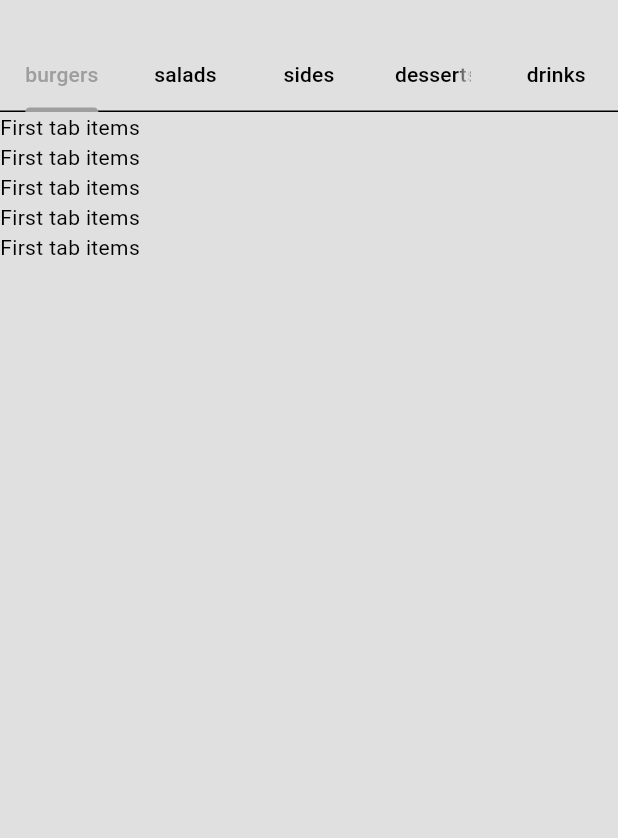
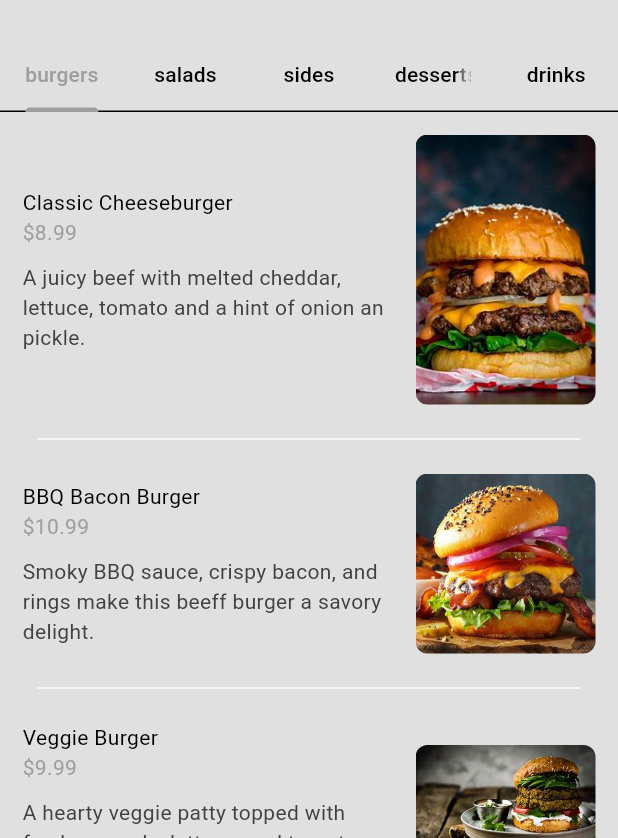
Before and after one commit to R-Htu/deliveryapp, a Flutter app: the screen it shows after launch, after a tap on "Sign In", on a phone screen of 412 x 824 dp, the part 398-1236 px from its top. Run offline on Flutter 3.47's test engine with Material 3 defaults, Android fonts, the phone set to English and light mode, and no system bars.

Commit message:
food page added

```diff
--- a/lib/components/my_button.dart
+++ b/lib/components/my_button.dart
@@ -3,7 +3,12 @@ import 'package:flutter/material.dart';
 class MyButton extends StatelessWidget {
   final Function()? onTap;
   final String text;
-  const MyButton({super.key, required this.text, required this.onTap});
+  final style;
+  const MyButton(
+      {super.key,
+      required this.text,
+      required this.style,
+      required this.onTap});
 
   @override
   Widget build(BuildContext context) {
--- /dev/null
+++ b/lib/components/my_food_tile.dart
@@ -0,0 +1,67 @@
+import 'package:deliveryapp/models/food.dart';
+import 'package:flutter/material.dart';
+
+class MyFoodTile extends StatelessWidget {
+  final Food food;
+  final void Function()? onTap;
+  const MyFoodTile({super.key, required this.food, required this.onTap});
+
+  @override
+  Widget build(BuildContext context) {
+    return Column(
+      children: [
+        GestureDetector(
+          onTap: onTap,
+          child: Padding(
+            padding: const EdgeInsets.all(15.0),
+            child: Row(
+              children: [
+                Expanded(
+                  child: Column(
+                    crossAxisAlignment: CrossAxisAlignment.start,
+                    children: [
+                      // Text food details
+                      Text(food.name),
+                      Text(
+                        '\$${food.price}',
+                        style: TextStyle(
+                          color: Theme.of(context).colorScheme.primary,
+                        ),
+                      ),
+                      const SizedBox(
+                        height: 10,
+                      ),
+                      Text(
+                        food.description,
+                        style: TextStyle(
+                          color: Theme.of(context).colorScheme.inversePrimary,
+                        ),
+                      ),
+                    ],
+                  ),
+                ),
+                const SizedBox(
+                  width: 15,
+                ),
+                // food image
+                ClipRRect(
+                  borderRadius: BorderRadius.circular(8),
+                  child: Image.asset(
+                    food.imagePath,
+                    width: 120,
+                  ),
+                )
+              ],
+            ),
+          ),
+        ),
+        //Divider line
+        Divider(
+          color: Theme.of(context).colorScheme.tertiary,
+          endIndent: 25,
+          indent: 25,
+        )
+      ],
+    );
+  }
+}
--- a/lib/main.dart
+++ b/lib/main.dart
@@ -1,11 +1,16 @@
 import 'package:deliveryapp/auth/login_or_register.dart';
+import 'package:deliveryapp/models/restaurant.dart';
 import 'package:deliveryapp/theme/theme_provider.dart';
 import 'package:flutter/material.dart';
 import 'package:provider/provider.dart';
 
 void main() {
-  runApp(ChangeNotifierProvider(
-    create: (context) => ThemeProvider(),
+  WidgetsFlutterBinding.ensureInitialized();
+  runApp(MultiProvider(
+    providers: [
+      ChangeNotifierProvider(create: (context) => ThemeProvider()),
+      ChangeNotifierProvider(create: (context) => Restaurant()),
+    ],
     child: const MyApp(),
   ));
 }
--- a/lib/models/restaurant.dart
+++ b/lib/models/restaurant.dart
@@ -1,6 +1,8 @@
+import 'package:flutter/material.dart';
+
 import 'food.dart';
 
-class Restaurant {
+class Restaurant extends ChangeNotifier {
   //list of food menu
   final List<Food> _menu = [
     //burgers
@@ -106,7 +108,7 @@ class Restaurant {
         name: "Asian Sesame Salad",
         description:
             "Delight in the flavors of the East with this sesame-infused salad. It includes mixed great...",
-        imagePath: "lib/images/salads/asiansesame_salad.jpg",
+        imagePath: "lib/images/salads/asianseame_salad.jpg",
         price: 9.99,
         availableAddons: [
           Addon(name: "Mandarin Oranges", price: 0.99),
--- a/lib/pages/home_page.dart
+++ b/lib/pages/home_page.dart
@@ -1,10 +1,14 @@
 import 'package:deliveryapp/components/my_current_location.dart';
 import 'package:deliveryapp/components/my_descripton_box.dart';
 import 'package:deliveryapp/components/my_drawer.dart';
+import 'package:deliveryapp/components/my_food_tile.dart';
 import 'package:deliveryapp/components/my_silver_tile.dart';
 import 'package:deliveryapp/components/my_tab_bar.dart';
 import 'package:deliveryapp/models/food.dart';
+import 'package:deliveryapp/models/restaurant.dart';
+import 'package:deliveryapp/pages/food_page.dart';
 import 'package:flutter/material.dart';
+import 'package:provider/provider.dart';
 
 class HomePage extends StatefulWidget {
   const HomePage({super.key});
@@ -28,6 +32,32 @@ class _HomePageState extends State<HomePage>
   void dispose() {
     _tabController.dispose();
     super.dispose();
+  }
+
+// sort out and return a list of food items that belong to a specific category
+  List<Food> _filterMenuByCategory(FoodCategory category, List<Food> fullMenu) {
+    return fullMenu.where((food) => food.category == category).toList();
+  }
+
+  //return list of foods in given category
+  List<Widget> getFoodInThisCategory(List<Food> fulMenu) {
+    return FoodCategory.values.map((item) {
+      List<Food> categoryMenu = _filterMenuByCategory(item, fulMenu);
+      return ListView.builder(
+        itemCount: categoryMenu.length,
+        physics: const NeverScrollableScrollPhysics(),
+        padding: EdgeInsets.zero,
+        itemBuilder: (context, index) {
+          final food = categoryMenu[index];
+          return MyFoodTile(
+              food: food,
+              onTap: () => Navigator.push(
+                  context,
+                  MaterialPageRoute(
+                      builder: (context) => FoodPage(food: food))));
+        },
+      );
+    }).toList();
   }
 
   @override
@@ -54,24 +84,12 @@ class _HomePageState extends State<HomePage>
                       ],
                     ))
               ],
-        body: TabBarView(
+          body: Consumer<Restaurant>(
+            builder: (context, restaurant, child) => TabBarView(
               controller: _tabController,
-          children: [
-            ListView.builder(
-              itemCount: 5,
-              itemBuilder: (context, index) => const Text('First tab items'),
+              children: getFoodInThisCategory(restaurant.menu),
             ),
-            ListView.builder(
-              itemCount: 5,
-              itemBuilder: (context, index) => const Text('Second tab items'),
-            ),
-            ListView.builder(
-              itemCount: 5,
-              itemBuilder: (context, index) => const Text('Third tab items'),
-            ),
-          ],
-        ),
-      ),
+          )),
     );
   }
 }
--- a/lib/pages/login_page.dart
+++ b/lib/pages/login_page.dart
@@ -69,7 +69,18 @@ class _LoginPageState extends State<LoginPage> {
             const SizedBox(
               height: 10,
             ),
-            MyButton(text: 'Sign In', onTap: login),
+            MyButton(
+              text: 'Sign In',
+              onTap: login,
+              style: TextButton.styleFrom(
+                backgroundColor: const Color.fromARGB(
+                    255, 74, 67, 67), // Or a color of your choice
+                padding: EdgeInsets.symmetric(vertical: 15, horizontal: 30),
+                shape: RoundedRectangleBorder(
+                  borderRadius: BorderRadius.circular(30),
+                ),
+              ),
+            ),
             const SizedBox(
               height: 25,
             ),
```
Also changed, not shown: lib/pages/food_page.dart (added, +163 -0 lines), lib/pages/register_page.dart (+11 -1 lines), lib/images/desserts/mars_bar_dessert.jpeg (renamed from lib/images/desserts/mars_bar.dessert.jpeg). Lines whose indentation alone changed are shown as unchanged.
